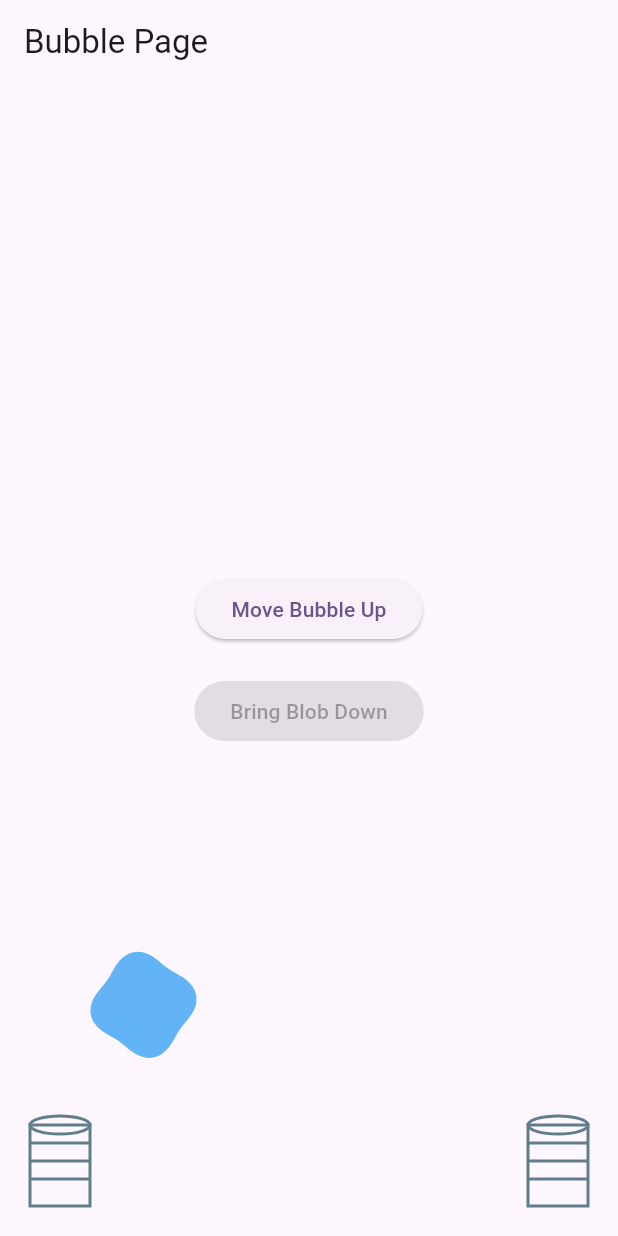
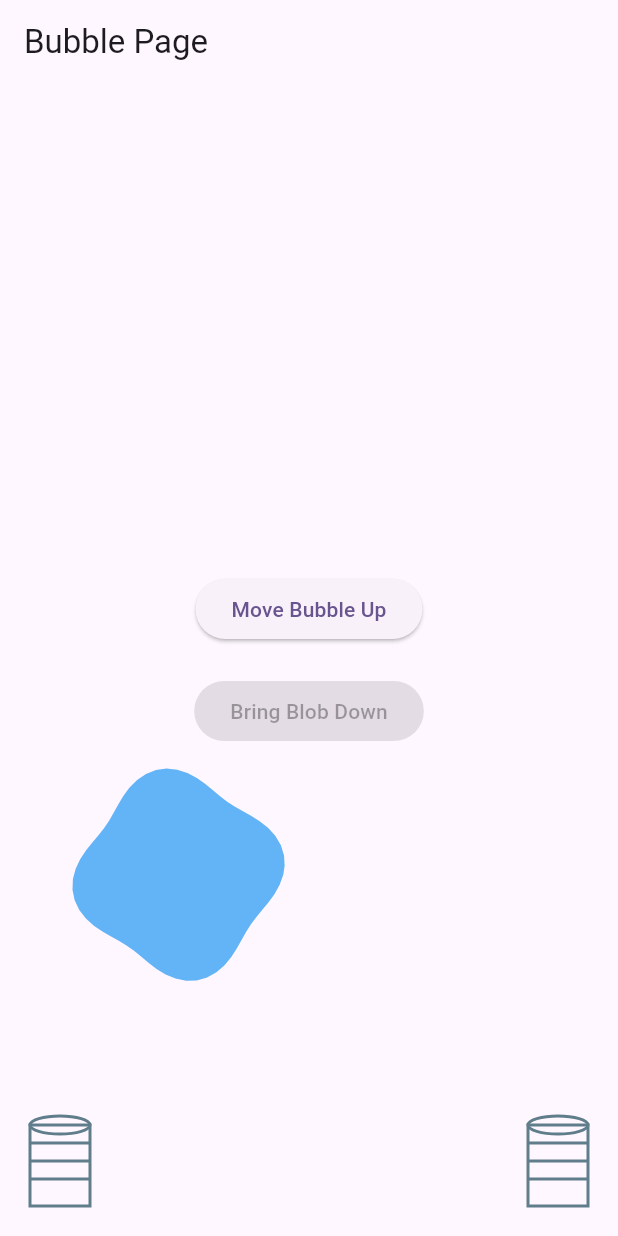
Before and after one commit to AMRITESH240304/voxa, a Flutter app: the screen it shows after launch, after a tap on "Move Bubble Up", on a phone screen of 412 x 824 dp. Run offline on Flutter 3.47's test engine with Material 3 defaults, Android fonts, the phone set to English and light mode, and no system bars.

Commit message:
feat: added blob animation finase

```diff
--- a/frontend/lib/BubblePage.dart
+++ b/frontend/lib/BubblePage.dart
@@ -177,7 +177,7 @@ class _BubblePageState extends State<BubblePage> with TickerProviderStateMixin {
                 return const SizedBox.shrink();
               }
 
-              const double baseSize = 100.0;
+              const double baseSize = 200.0;
               double animatedSize;
               if (_isAnimatingDown) {
                 animatedSize = baseSize * (_scaleDownAnimation.value ?? 1.0);
@@ -194,17 +194,19 @@ class _BubblePageState extends State<BubblePage> with TickerProviderStateMixin {
               double top;
 
               if (_isAnimatingUp) {
-                // Move to center
+                // Define explicit start and end positions for more control
+                final double startTop = screenSize.height - 20.0 - 60.0 - animatedSize; // just above bottom can
+                final double endTop = 74.0; // <-- set this to how far from the top you want the blob to go (e.g., 80px)
                 left = leftStart + _moveUpAnimation.value * (leftCenter - leftStart);
-                top = screenSize.height - 20.0 - 60.0 - animatedSize - _moveUpAnimation.value * (screenSize.height / 2 - animatedSize);
+                top = startTop + _moveUpAnimation.value * (endTop - startTop);
               } else if (_isAtCenter && !_isAnimatingDown) {
                 // Stay at center
                 left = leftCenter;
-                top = screenSize.height / 2 - animatedSize;
+                top = screenSize.height / 4 - animatedSize;
               } else if (_isAnimatingDown) {
                 // Move from center to right can
                 left = leftCenter + _moveDownAnimation.value * (leftEnd - leftCenter);
-                final double centerTop = screenSize.height / 2 - animatedSize;
+                final double centerTop = screenSize.height / 4 - animatedSize;
                 final double endTop = screenSize.height - 20.0 - 60.0 - animatedSize;
                 top = centerTop + _moveDownAnimation.value * (endTop - centerTop);
               } else {
```
